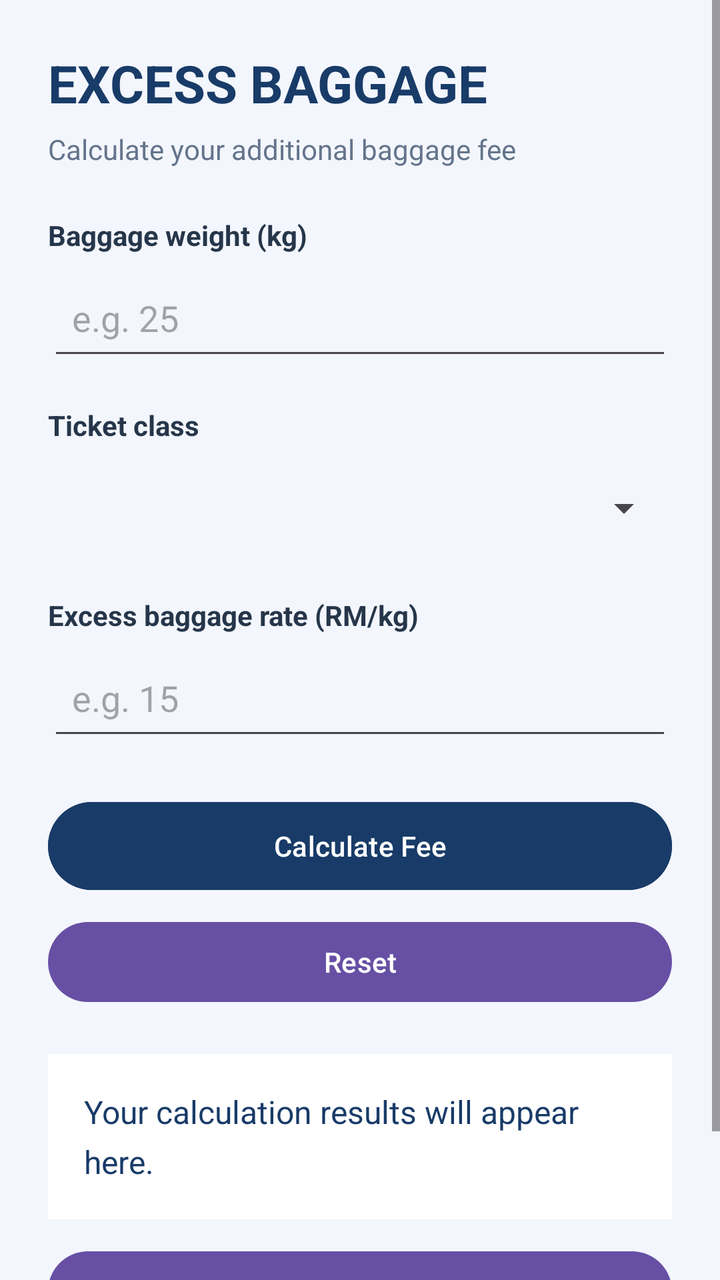
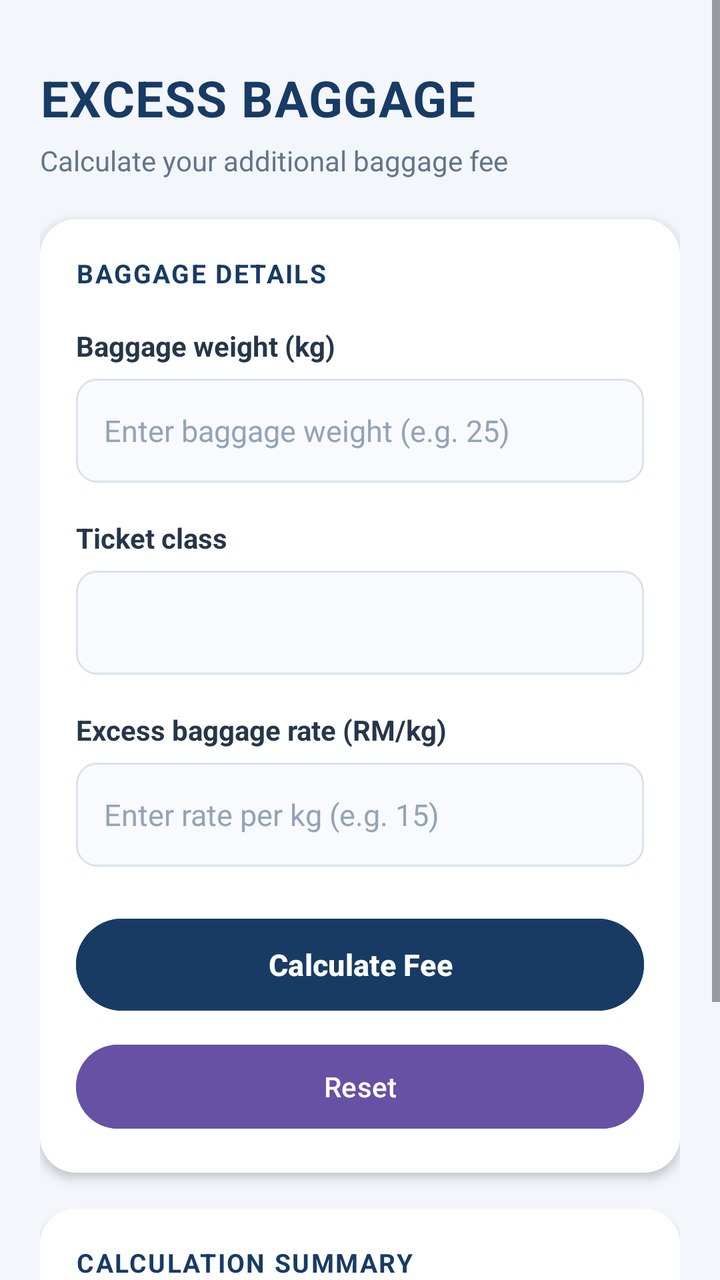

Compare the two renders of this Android layout. The source of the first and the diff that turns it into the second are given below.
<!-- AndroidManifest.xml: application theme Theme.ExcessBaggageCalculator -->
<!-- res/layout/activity_main.xml -->
<?xml version="1.0" encoding="utf-8"?>
<ScrollView xmlns:android="http://schemas.android.com/apk/res/android"
    android:layout_width="match_parent"
    android:layout_height="match_parent"
    android:background="#F3F6FC"
    android:fillViewport="true">

    <LinearLayout
        android:layout_width="match_parent"
        android:layout_height="wrap_content"
        android:orientation="vertical"
        android:padding="24dp">

        <TextView
            android:layout_width="match_parent"
            android:layout_height="wrap_content"
            android:text="EXCESS BAGGAGE"
            android:textColor="#183B68"
            android:textSize="26sp"
            android:textStyle="bold" />

        <TextView
            android:layout_width="match_parent"
            android:layout_height="wrap_content"
            android:layout_marginTop="6dp"
            android:layout_marginBottom="24dp"
            android:text="Calculate your additional baggage fee"
            android:textColor="#64748B"
            android:textSize="14sp" />

        <TextView
            android:layout_width="match_parent"
            android:layout_height="wrap_content"
            android:text="Baggage weight (kg)"
            android:textColor="#26364A"
            android:textStyle="bold" />

        <EditText
            android:id="@+id/weightInput"
            android:layout_width="match_parent"
            android:layout_height="wrap_content"
            android:layout_marginTop="6dp"
            android:layout_marginBottom="18dp"
            android:hint="e.g. 25"
            android:inputType="numberDecimal"
            android:minHeight="52dp"
            android:padding="12dp" />

        <TextView
            android:layout_width="match_parent"
            android:layout_height="wrap_content"
            android:text="Ticket class"
            android:textColor="#26364A"
            android:textStyle="bold" />

        <Spinner
            android:id="@+id/classSpinner"
            android:layout_width="match_parent"
            android:layout_height="52dp"
            android:layout_marginTop="6dp"
            android:layout_marginBottom="18dp" />

        <TextView
            android:layout_width="match_parent"
            android:layout_height="wrap_content"
            android:text="Excess baggage rate (RM/kg)"
            android:textColor="#26364A"
            android:textStyle="bold" />

        <EditText
            android:id="@+id/rateInput"
            android:layout_width="match_parent"
            android:layout_height="wrap_content"
            android:layout_marginTop="6dp"
            android:layout_marginBottom="22dp"
            android:hint="e.g. 15"
            android:inputType="numberDecimal"
            android:minHeight="52dp"
            android:padding="12dp" />

        <Button
            android:id="@+id/calculateButton"
            android:layout_width="match_parent"
            android:layout_height="wrap_content"
            android:minHeight="52dp"
            android:text="Calculate Fee"
            android:textAllCaps="false"
            android:backgroundTint="#183B68" />

        <Button
            android:id="@+id/resetButton"
            android:layout_width="match_parent"
            android:layout_height="wrap_content"
            android:layout_marginTop="8dp"
            android:minHeight="48dp"
            android:text="Reset"
            android:textAllCaps="false" />

        <TextView
            android:id="@+id/resultText"
            android:layout_width="match_parent"
            android:layout_height="wrap_content"
            android:layout_marginTop="22dp"
            android:background="#FFFFFF"
            android:padding="18dp"
            android:text="Your calculation results will appear here."
            android:textColor="#183B68"
            android:textSize="16sp"
            android:lineSpacingExtra="6dp" />


        <Button
            android:id="@+id/aboutButton"
            android:layout_width="match_parent"
            android:layout_height="wrap_content"
            android:layout_marginTop="12dp"
            android:text="About This App"
            android:textAllCaps="false" />


        <TextView
            android:layout_width="match_parent"
            android:layout_height="wrap_content"
            android:layout_marginTop="14dp"
            android:gravity="center"
            android:text="Service tax: 8%"
            android:textColor="#64748B"
            android:textSize="12sp" />

    </LinearLayout>
</ScrollView>
<!-- resources referenced by this layout -->
<resources>
  <style name="Theme.ExcessBaggageCalculator" parent="Base.Theme.ExcessBaggageCalculator" />
  <style name="Base.Theme.ExcessBaggageCalculator" parent="Theme.Material3.DayNight.NoActionBar">
          
          
      </style>
</resources>

<!-- the commit's change to res/layout/activity_main.xml (unified diff, before → after) -->
@@ -2,126 +2,186 @@
 <ScrollView xmlns:android="http://schemas.android.com/apk/res/android"
     android:layout_width="match_parent"
     android:layout_height="match_parent"
-    android:background="#F3F6FC"
+    android:background="#F3F6FB"
     android:fillViewport="true">
 
     <LinearLayout
         android:layout_width="match_parent"
         android:layout_height="wrap_content"
         android:orientation="vertical"
-        android:padding="24dp">
+        android:paddingStart="20dp"
+        android:paddingEnd="20dp"
+        android:paddingTop="32dp"
+        android:paddingBottom="20dp">
 
         <TextView
             android:layout_width="match_parent"
             android:layout_height="wrap_content"
             android:text="EXCESS BAGGAGE"
-            android:textColor="#183B68"
-            android:textSize="26sp"
-            android:textStyle="bold" />
+            android:textColor="#183B65"
+            android:textSize="25sp"
+            android:textStyle="bold"
+            android:letterSpacing="0.02" />
 
         <TextView
             android:layout_width="match_parent"
             android:layout_height="wrap_content"
-            android:layout_marginTop="6dp"
-            android:layout_marginBottom="24dp"
+            android:layout_marginTop="5dp"
+            android:layout_marginBottom="20dp"
             android:text="Calculate your additional baggage fee"
             android:textColor="#64748B"
+            android:textSize="14sp" />
+
+        <LinearLayout
+            android:layout_width="match_parent"
+            android:layout_height="wrap_content"
+            android:background="@drawable/bg_calculator_card"
+            android:elevation="3dp"
+            android:orientation="vertical"
+            android:padding="18dp">
+
+            <TextView
+                android:layout_width="match_parent"
+                android:layout_height="wrap_content"
+                android:text="BAGGAGE DETAILS"
+                android:textColor="#183B65"
+                android:textSize="13sp"
+                android:textStyle="bold"
+                android:letterSpacing="0.06" />
+
+            <TextView
+                android:layout_width="match_parent"
+                android:layout_height="wrap_content"
+                android:layout_marginTop="18dp"
+                android:text="Baggage weight (kg)"
+                android:textColor="#26364A"
+                android:textSize="14sp"
+                android:textStyle="bold" />
+
+            <EditText
+                android:id="@+id/weightInput"
+                android:layout_width="match_parent"
+                android:layout_height="52dp"
+                android:layout_marginTop="7dp"
+                android:background="@drawable/bg_calculator_input"
+                android:hint="Enter baggage weight (e.g. 25)"
+                android:inputType="numberDecimal"
+                android:paddingStart="14dp"
+                android:paddingEnd="14dp"
+                android:textColor="#183B65"
+                android:textColorHint="#94A3B8"
+                android:textSize="15sp" />
+
+            <TextView
+                android:layout_width="match_parent"
+                android:layout_height="wrap_content"
+                android:layout_marginTop="18dp"
+                android:text="Ticket class"
+                android:textColor="#26364A"
+                android:textSize="14sp"
+                android:textStyle="bold" />
+
+            <Spinner
+                android:id="@+id/classSpinner"
+                android:layout_width="match_parent"
+                android:layout_height="52dp"
+                android:layout_marginTop="7dp"
+                android:background="@drawable/bg_calculator_input"
+                android:paddingStart="10dp"
+                android:paddingEnd="10dp" />
+
+            <TextView
+                android:layout_width="match_parent"
+                android:layout_height="wrap_content"
+                android:layout_marginTop="18dp"
+                android:text="Excess baggage rate (RM/kg)"
+                android:textColor="#26364A"
+                android:textSize="14sp"
+                android:textStyle="bold" />
+
+            <EditText
+                android:id="@+id/rateInput"
+                android:layout_width="match_parent"
+                android:layout_height="52dp"
+                android:layout_marginTop="7dp"
+                android:background="@drawable/bg_calculator_input"
+                android:hint="Enter rate per kg (e.g. 15)"
+                android:inputType="numberDecimal"
+                android:paddingStart="14dp"
+                android:paddingEnd="14dp"
+                android:textColor="#183B65"
+                android:textColorHint="#94A3B8"
+                android:textSize="15sp" />
+
+            <Button
+                android:id="@+id/calculateButton"
+                android:layout_width="match_parent"
+                android:layout_height="54dp"
+                android:layout_marginTop="22dp"
+                android:backgroundTint="#183B65"
+                android:text="Calculate Fee"
+                android:textAllCaps="false"
+                android:textColor="#FFFFFF"
+                android:textSize="15sp"
+                android:textStyle="bold" />
+
+            <Button
+                android:id="@+id/resetButton"
+                android:layout_width="match_parent"
+                android:layout_height="50dp"
+                android:layout_marginTop="9dp"
+                android:backgroundTint="#6651A5"
+                android:text="Reset"
+                android:textAllCaps="false"
+                android:textColor="#FFFFFF"
+                android:textSize="14sp" />
+        </LinearLayout>
+
+        <LinearLayout
+            android:layout_width="match_parent"
+            android:layout_height="wrap_content"
+            android:layout_marginTop="18dp"
+            android:background="@drawable/bg_calculator_card"
+            android:elevation="3dp"
+            android:orientation="vertical"
+            android:padding="18dp">
+
+            <TextView
+                android:layout_width="match_parent"
+                android:layout_height="wrap_content"
+                android:text="CALCULATION SUMMARY"
+                android:textColor="#183B65"
+                android:textSize="13sp"
+                android:textStyle="bold"
+                android:letterSpacing="0.06" />
+
+            <TextView
+                android:id="@+id/resultText"
+                android:layout_width="match_parent"
+                android:layout_height="wrap_content"
+                android:layout_marginTop="12dp"
+                android:lineSpacingExtra="6dp"
+                android:text="Your calculation results will appear here."
+                android:textColor="#334155"
+                android:textSize="14sp" />
+        </LinearLayout>
+
+        <Button
+            android:id="@+id/aboutButton"
+            android:layout_width="match_parent"
+            android:layout_height="50dp"
+            android:layout_marginTop="18dp"
+            android:backgroundTint="#6651A5"
+            android:text="About This App"
+            android:textAllCaps="false"
+            android:textColor="#FFFFFF"
             android:textSize="14sp" />
 
         <TextView
             android:layout_width="match_parent"
             android:layout_height="wrap_content"
-            android:text="Baggage weight (kg)"
-            android:textColor="#26364A"
-            android:textStyle="bold" />
-
-        <EditText
-            android:id="@+id/weightInput"
-            android:layout_width="match_parent"
-            android:layout_height="wrap_content"
-            android:layout_marginTop="6dp"
-            android:layout_marginBottom="18dp"
-            android:hint="e.g. 25"
-            android:inputType="numberDecimal"
-            android:minHeight="52dp"
-            android:padding="12dp" />
-
-        <TextView
-            android:layout_width="match_parent"
-            android:layout_height="wrap_content"
-            android:text="Ticket class"
-            android:textColor="#26364A"
-            android:textStyle="bold" />
-
-        <Spinner
-            android:id="@+id/classSpinner"
-            android:layout_width="match_parent"
-            android:layout_height="52dp"
-            android:layout_marginTop="6dp"
-            android:layout_marginBottom="18dp" />
-
-        <TextView
-            android:layout_width="match_parent"
-            android:layout_height="wrap_content"
-            android:text="Excess baggage rate (RM/kg)"
-            android:textColor="#26364A"
-            android:textStyle="bold" />
-
-        <EditText
-            android:id="@+id/rateInput"
-            android:layout_width="match_parent"
-            android:layout_height="wrap_content"
-            android:layout_marginTop="6dp"
-            android:layout_marginBottom="22dp"
-            android:hint="e.g. 15"
-            android:inputType="numberDecimal"
-            android:minHeight="52dp"
-            android:padding="12dp" />
-
-        <Button
-            android:id="@+id/calculateButton"
-            android:layout_width="match_parent"
-            android:layout_height="wrap_content"
-            android:minHeight="52dp"
-            android:text="Calculate Fee"
-            android:textAllCaps="false"
-            android:backgroundTint="#183B68" />
-
-        <Button
-            android:id="@+id/resetButton"
-            android:layout_width="match_parent"
-            android:layout_height="wrap_content"
-            android:layout_marginTop="8dp"
-            android:minHeight="48dp"
-            android:text="Reset"
-            android:textAllCaps="false" />
-
-        <TextView
-            android:id="@+id/resultText"
-            android:layout_width="match_parent"
-            android:layout_height="wrap_content"
-            android:layout_marginTop="22dp"
-            android:background="#FFFFFF"
-            android:padding="18dp"
-            android:text="Your calculation results will appear here."
-            android:textColor="#183B68"
-            android:textSize="16sp"
-            android:lineSpacingExtra="6dp" />
-
-
-        <Button
-            android:id="@+id/aboutButton"
-            android:layout_width="match_parent"
-            android:layout_height="wrap_content"
             android:layout_marginTop="12dp"
-            android:text="About This App"
-            android:textAllCaps="false" />
-
-
-        <TextView
-            android:layout_width="match_parent"
-            android:layout_height="wrap_content"
-            android:layout_marginTop="14dp"
+            android:layout_marginBottom="12dp"
             android:gravity="center"
             android:text="Service tax: 8%"
             android:textColor="#64748B"
<!-- resource entries referenced after the edit -->
@@ -1,5 +1,18 @@
 <!-- resources referenced by this layout -->
 <resources>
+  <!-- drawable bg_calculator_card (drawable) -->
+  <?xml version="1.0" encoding="utf-8"?>
+  <shape xmlns:android="http://schemas.android.com/apk/res/android">
+      <solid android:color="#FFFFFF" />
+      <corners android:radius="18dp" />
+  </shape>
+  <!-- drawable bg_calculator_input (drawable) -->
+  <?xml version="1.0" encoding="utf-8"?>
+  <shape xmlns:android="http://schemas.android.com/apk/res/android">
+      <solid android:color="#F8FAFD" />
+      <stroke android:width="1dp" android:color="#D9E2EF" />
+      <corners android:radius="10dp" />
+  </shape>
   <style name="Theme.ExcessBaggageCalculator" parent="Base.Theme.ExcessBaggageCalculator" />
   <style name="Base.Theme.ExcessBaggageCalculator" parent="Theme.Material3.DayNight.NoActionBar">
           
